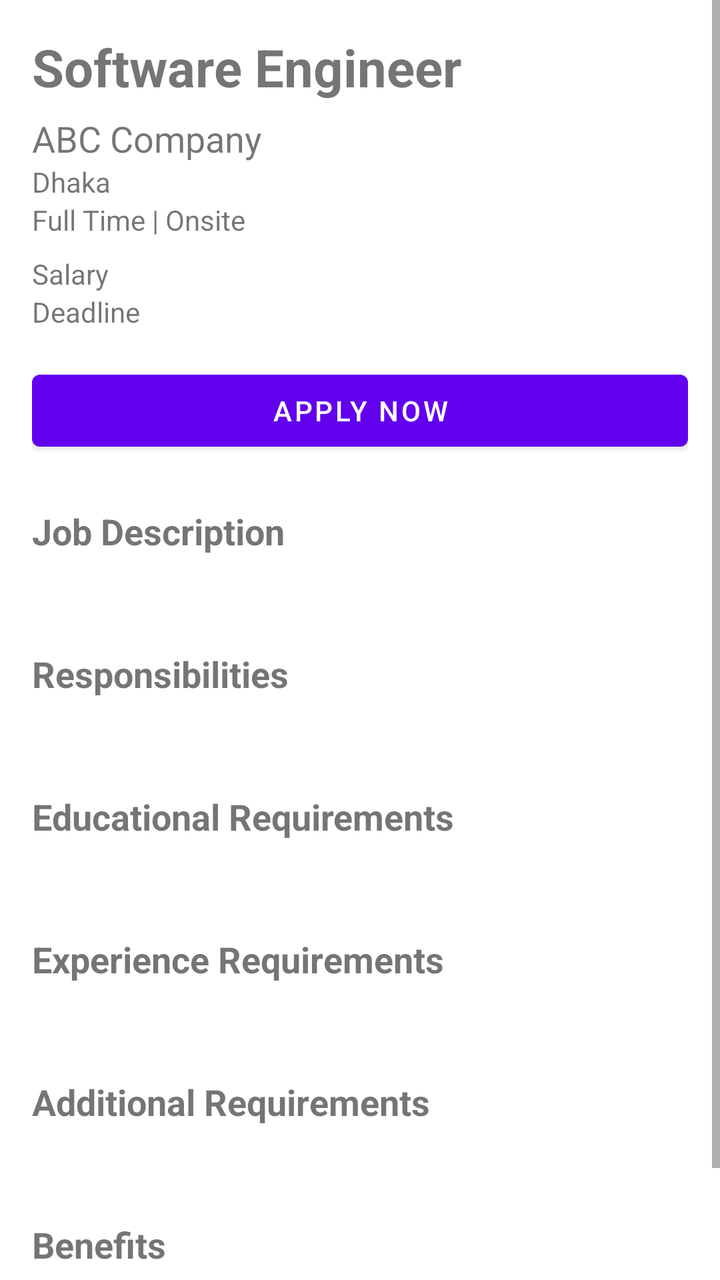
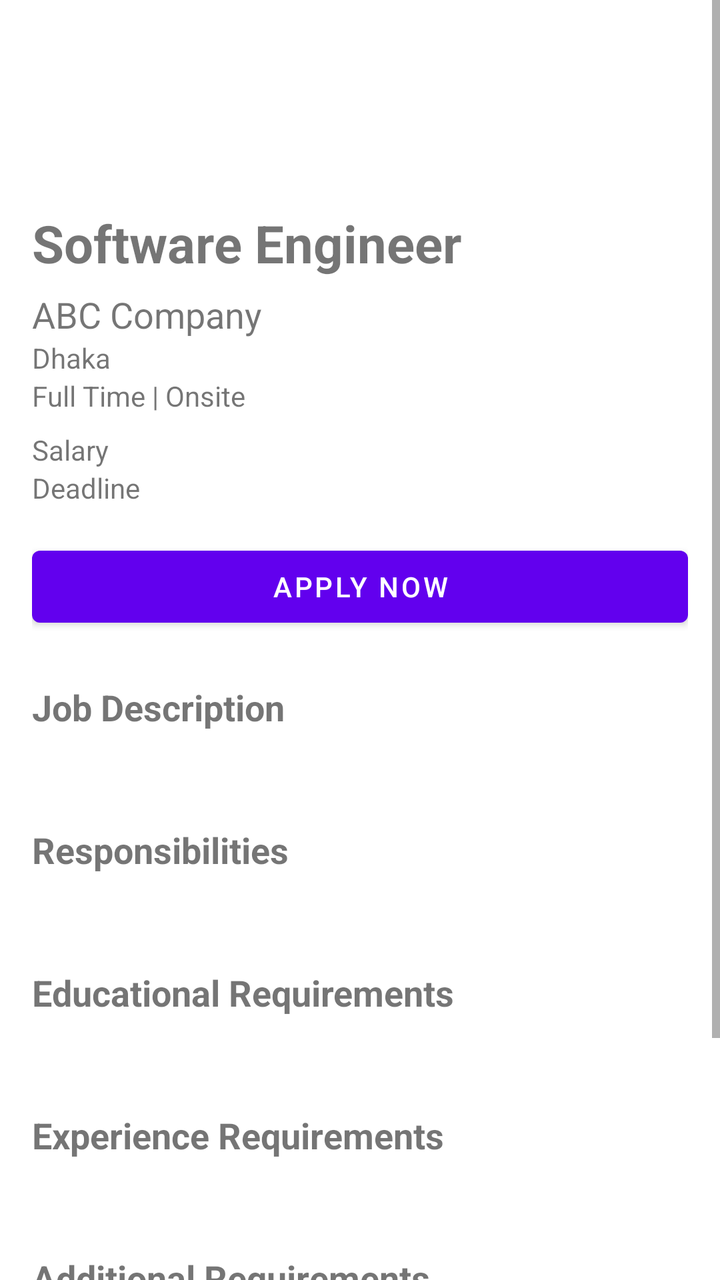

Screens rendered from an Android XML layout before and after an edit, with the pre-edit source and the edit as a unified diff.
<!-- AndroidManifest.xml: application theme Theme.WorkBridgeAndroid -->
<!-- res/layout/activity_job_details.xml -->
<?xml version="1.0" encoding="utf-8"?>
<androidx.constraintlayout.widget.ConstraintLayout
    xmlns:android="http://schemas.android.com/apk/res/android"
    xmlns:app="http://schemas.android.com/apk/res-auto"
    android:layout_width="match_parent"
    android:layout_height="match_parent">

    <ScrollView
        android:layout_width="0dp"
        android:layout_height="0dp"
        android:fillViewport="true"
        app:layout_constraintTop_toTopOf="parent"
        app:layout_constraintBottom_toBottomOf="parent"
        app:layout_constraintStart_toStartOf="parent"
        app:layout_constraintEnd_toEndOf="parent">

        <LinearLayout
            android:layout_width="match_parent"
            android:layout_height="wrap_content"
            android:orientation="vertical"
            android:padding="16dp">

            <TextView
                android:id="@+id/tvJobTitle"
                android:layout_width="match_parent"
                android:layout_height="wrap_content"
                android:text="Software Engineer"
                android:textStyle="bold"
                android:textSize="26sp"/>

            <TextView
                android:id="@+id/tvCompany"
                android:layout_width="wrap_content"
                android:layout_height="wrap_content"
                android:layout_marginTop="6dp"
                android:text="ABC Company"
                android:textSize="18sp"/>

            <TextView
                android:id="@+id/tvLocation"
                android:layout_width="wrap_content"
                android:layout_height="wrap_content"
                android:text="Dhaka"/>

            <TextView
                android:id="@+id/tvEmployment"
                android:layout_width="wrap_content"
                android:layout_height="wrap_content"
                android:text="Full Time | Onsite"/>

            <TextView
                android:id="@+id/tvSalary"
                android:layout_width="wrap_content"
                android:layout_height="wrap_content"
                android:layout_marginTop="8dp"
                android:text="Salary"/>

            <TextView
                android:id="@+id/tvDeadline"
                android:layout_width="wrap_content"
                android:layout_height="wrap_content"
                android:text="Deadline"/>

            <com.google.android.material.button.MaterialButton
                android:id="@+id/btnApply"
                android:layout_width="match_parent"
                android:layout_height="wrap_content"
                android:layout_marginTop="16dp"
                android:text="Apply Now"/>

            

            <TextView
                android:layout_width="wrap_content"
                android:layout_height="wrap_content"
                android:layout_marginTop="24dp"
                android:text="Job Description"
                android:textStyle="bold"
                android:textSize="18sp"/>

            <TextView
                android:id="@+id/tvDescription"
                android:layout_width="match_parent"
                android:layout_height="wrap_content"
                android:layout_marginTop="8dp"/>

            

            <TextView
                android:layout_width="wrap_content"
                android:layout_height="wrap_content"
                android:layout_marginTop="20dp"
                android:text="Responsibilities"
                android:textStyle="bold"
                android:textSize="18sp"/>

            <TextView
                android:id="@+id/tvResponsibilities"
                android:layout_width="match_parent"
                android:layout_height="wrap_content"
                android:layout_marginTop="8dp"/>

            

            <TextView
                android:layout_width="wrap_content"
                android:layout_height="wrap_content"
                android:layout_marginTop="20dp"
                android:text="Educational Requirements"
                android:textStyle="bold"
                android:textSize="18sp"/>

            <TextView
                android:id="@+id/tvEducation"
                android:layout_width="match_parent"
                android:layout_height="wrap_content"
                android:layout_marginTop="8dp"/>

            

            <TextView
                android:layout_width="wrap_content"
                android:layout_height="wrap_content"
                android:layout_marginTop="20dp"
                android:text="Experience Requirements"
                android:textStyle="bold"
                android:textSize="18sp"/>

            <TextView
                android:id="@+id/tvExperience"
                android:layout_width="match_parent"
                android:layout_height="wrap_content"
                android:layout_marginTop="8dp"/>

            

            <TextView
                android:layout_width="wrap_content"
                android:layout_height="wrap_content"
                android:layout_marginTop="20dp"
                android:text="Additional Requirements"
                android:textStyle="bold"
                android:textSize="18sp"/>

            <TextView
                android:id="@+id/tvAdditional"
                android:layout_width="match_parent"
                android:layout_height="wrap_content"
                android:layout_marginTop="8dp"/>

            

            <TextView
                android:layout_width="wrap_content"
                android:layout_height="wrap_content"
                android:layout_marginTop="20dp"
                android:text="Benefits"
                android:textStyle="bold"
                android:textSize="18sp"/>

            <TextView
                android:id="@+id/tvBenefits"
                android:layout_width="match_parent"
                android:layout_height="wrap_content"
                android:layout_marginTop="8dp"
                android:layout_marginBottom="24dp"/>

        </LinearLayout>

    </ScrollView>

</androidx.constraintlayout.widget.ConstraintLayout>
<!-- resources referenced by this layout -->
<resources>
  <style name="Theme.WorkBridgeAndroid" parent="Theme.MaterialComponents.DayNight.NoActionBar">
          
          <item name="colorPrimary">@color/purple_500</item>
          <item name="colorPrimaryVariant">@color/purple_700</item>
          <item name="colorOnPrimary">@color/white</item>
          
          <item name="colorSecondary">@color/teal_200</item>
          <item name="colorSecondaryVariant">@color/teal_700</item>
          <item name="colorOnSecondary">@color/black</item>
          
          <item name="android:statusBarColor">?attr/colorPrimaryVariant</item>
          
      </style>
  <color name="purple_500">#FF6200EE</color>
  <color name="purple_700">#FF3700B3</color>
  <color name="white">#FFFFFFFF</color>
  <color name="teal_200">#FF03DAC5</color>
  <color name="teal_700">#FF018786</color>
  <color name="black">#FF000000</color>
</resources>

<!-- the commit's change to res/layout/activity_job_details.xml (unified diff, before → after) -->
@@ -19,6 +19,14 @@
             android:layout_height="wrap_content"
             android:orientation="vertical"
             android:padding="16dp">
+
+            <ImageView
+                android:id="@+id/imgCompanyLogo"
+                android:layout_width="72dp"
+                android:layout_height="72dp"
+                android:layout_marginBottom="16dp"
+                android:layout_gravity="center"
+                android:scaleType="centerCrop"/>
 
             <TextView
                 android:id="@+id/tvJobTitle"
